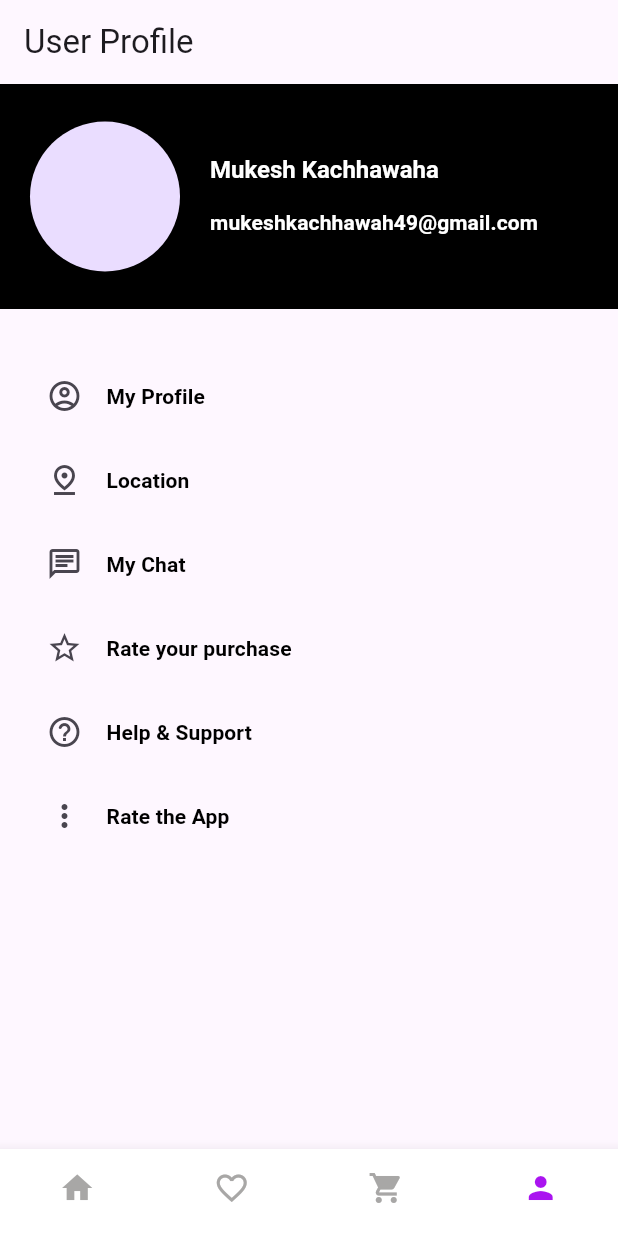
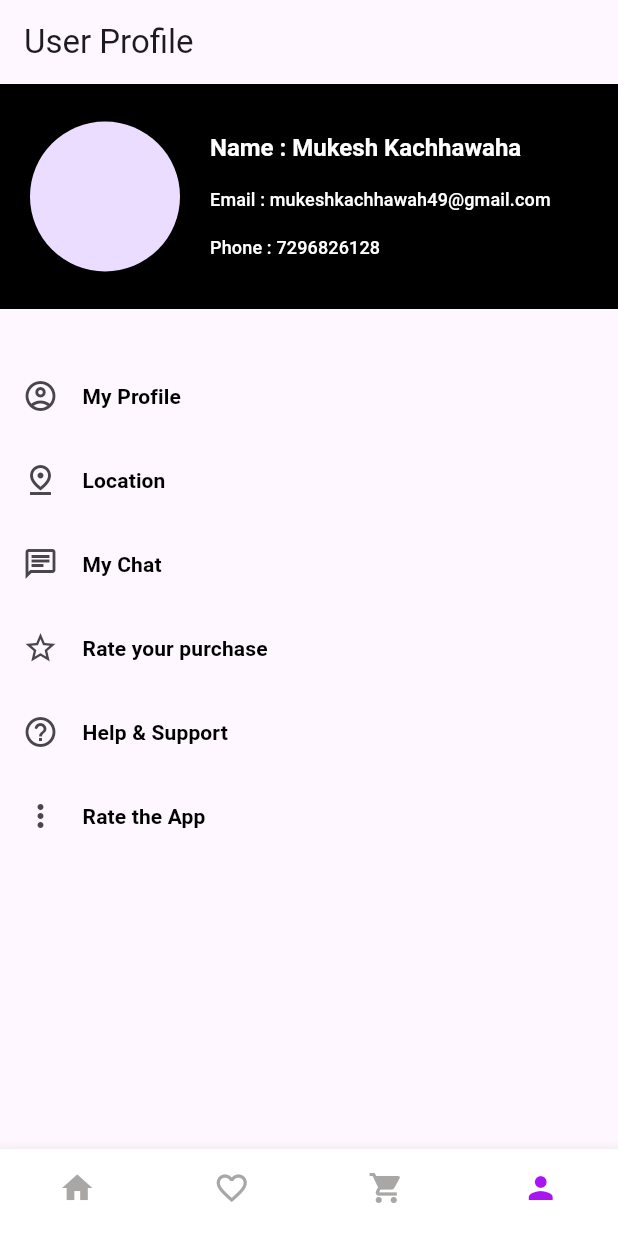
Before and after one commit to Mukeshkachchhawah/Ecommerce-Firebase-App, a Flutter app: the screen it shows after launch, item 4 of the bottom bar chosen, on a phone screen of 412 x 824 dp. Run offline on Flutter 3.47's test engine with Material 3 defaults, Android fonts, the phone set to English and light mode, and no system bars; our stand-ins replace another_flushbar, cloud_firestore, firebase_core, flutter_slidable, fluttertoast, sqflite; accounts and stored records are empty.

Commit message:
modified file

```diff
--- a/lib/compont/listtile.dart
+++ b/lib/compont/listtile.dart
@@ -15,6 +15,7 @@ class CustomListTile extends StatelessWidget {
   @override
   Widget build(BuildContext context) {
     return ListTile(
+      contentPadding: EdgeInsets.zero,
       leading: icons,
       title: Text(
         text,
--- a/lib/provider/card_item_provider.dart
+++ b/lib/provider/card_item_provider.dart
@@ -40,11 +40,9 @@ class CartProvider extends ChangeNotifier {
   void decrementQuantity(int index) {
     if (_cartItems[index].quantity > 1) {
       _cartItems[index].quantity--;
+    } else {
+      _cartItems.removeAt(index);
     }
-    /* else {
-      _cartItems.removeAt(index);
-    } */
-    /// -1 decrement quantity
     notifyListeners();
   }
 }
--- a/lib/ui/screens/home/product_details_view.dart
+++ b/lib/ui/screens/home/product_details_view.dart
@@ -25,6 +25,12 @@ class ProductDetailsView extends StatefulWidget {
 class _ProductDetailsViewState extends State<ProductDetailsView> {
   Color selectedColor = Colors.black;
   bool isSelectedCard = false;
+
+  @override
+  void initState() {
+    super.initState();
+    isSelectedCard = context.read<CartProvider>().isInCart(generateProductId());
+  }
 
   @override
   Widget build(BuildContext context) {
--- a/lib/ui/screens/profile/user_profile_view.dart
+++ b/lib/ui/screens/profile/user_profile_view.dart
@@ -30,22 +30,34 @@ class _UserProfileViewState extends State<UserProfileView> {
                     radius: 50,
                   ),
                   wSpace(),
-                  Column(
+                  Flexible(
+                    child: Column(
                       mainAxisAlignment: MainAxisAlignment.center,
                       crossAxisAlignment: CrossAxisAlignment.start,
                       children: [
                         Text(
-                        "Mukesh Kachhawaha",
+                          "Name : Mukesh Kachhawaha",
                           style: textStyleFonts16(context,
                               colors: const Color(0xffffffff)),
+                          maxLines: 1,
                         ),
                         hSpace(),
                         Text(
-                        "mukeshkachhawah49@gmail.com",
-                        style: textStyleFonts14(context,
+                          "Email : mukeshkachhawah49@gmail.com",
+                          style: textStyleFonts12(
+                            context,
+                            colors: const Color(0xffffffff),
+                          ),
+                          maxLines: 1,
+                        ),
+                        hSpace(),
+                        Text(
+                          "Phone : 7296826128",
+                          style: textStyleFonts12(context,
                               colors: const Color(0xffffffff)),
-                      )
+                        ),
                       ],
+                    ),
                   )
                 ],
               ),
--- a/lib/ui/screens/shoping/shaping_view.dart
+++ b/lib/ui/screens/shoping/shaping_view.dart
@@ -1,4 +1,3 @@
-
 import 'package:e_commerece_clon/provider/card_item_provider.dart';
 import 'package:flutter/material.dart';
 import 'package:flutter_slidable/flutter_slidable.dart';
--- a/lib/utils/ui_helper.dart
+++ b/lib/utils/ui_helper.dart
@@ -18,6 +18,15 @@ TextStyle textStyleFonts11(BuildContext context, {colors = Colors.black}) {
         color: colors,
         fontWeight: FontWeight.w500,
         fontSize: 11,
+      );
+}
+
+/// Custom fonts custom button fonts size forget password
+TextStyle textStyleFonts12(BuildContext context, {colors = Colors.black}) {
+  return Theme.of(context).textTheme.labelLarge!.copyWith(
+        color: colors,
+        fontWeight: FontWeight.w500,
+        fontSize: 12,
       );
 }
 
```
Lines whose indentation alone changed are shown as unchanged.
